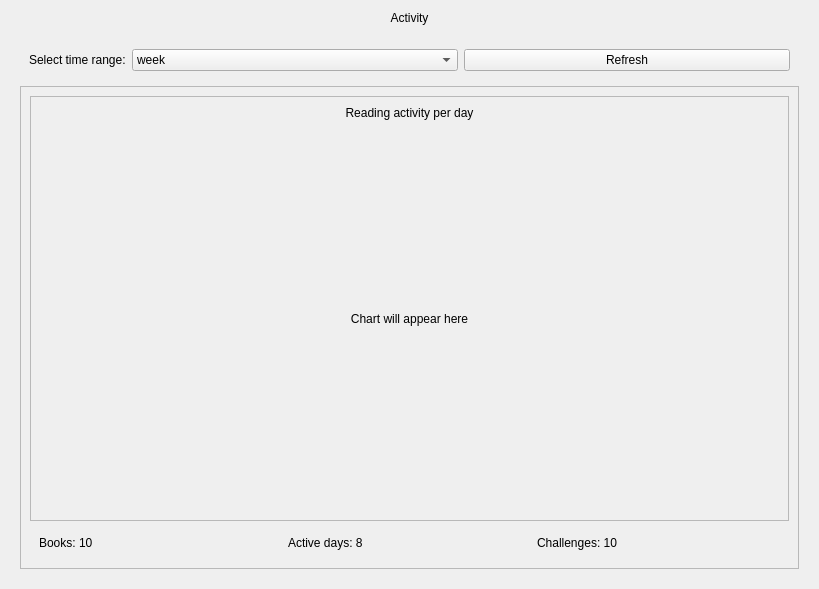
The window that admin_panel/views/ui/ActivityView.ui (Magdalena52772/Booktrack) describes before a commit, drawn with Qt 5.
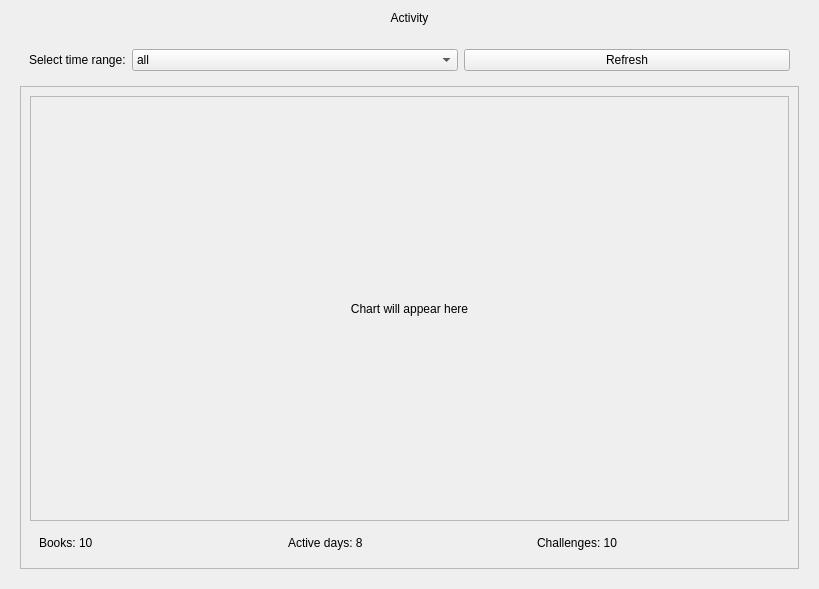
The same window after the commit. Icons and pictures are not drawn.

Patch:
```diff
--- a/admin_panel/views/ui/ActivityView.ui
+++ b/admin_panel/views/ui/ActivityView.ui
@@ -63,6 +63,11 @@
          </item>
          <item>
           <widget class="QComboBox" name="cb_time_filter">
+           <item>
+            <property name="text">
+             <string>all</string>
+            </property>
+           </item>
            <item>
             <property name="text">
              <string>week</string>
@@ -121,16 +126,6 @@
             <enum>QFrame::Shadow::Raised</enum>
            </property>
            <layout class="QVBoxLayout" name="verticalLayout_4" stretch="0,1">
-            <item>
-             <widget class="QLabel" name="lbl_chart_desc">
-              <property name="text">
-               <string>Reading activity per day</string>
-              </property>
-              <property name="alignment">
-               <set>Qt::AlignmentFlag::AlignCenter</set>
-              </property>
-             </widget>
-            </item>
             <item>
              <widget class="QLabel" name="lbl_chart_placeholder">
               <property name="text">
```
